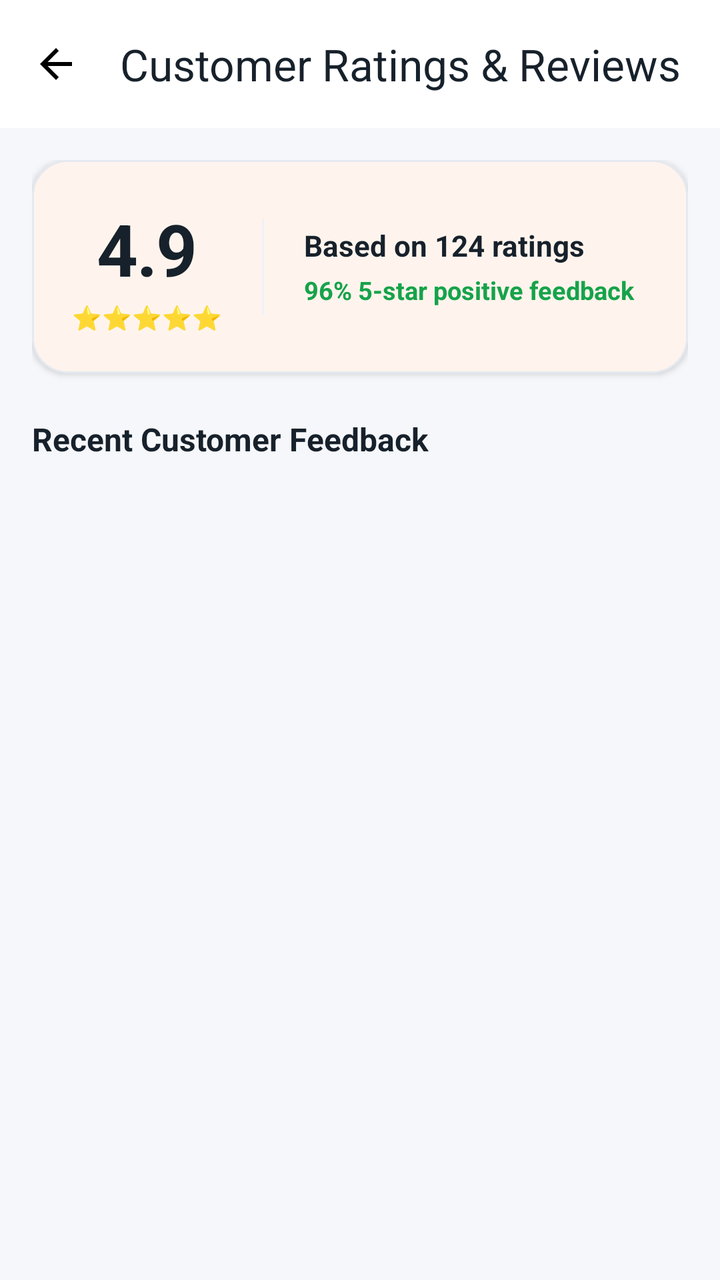
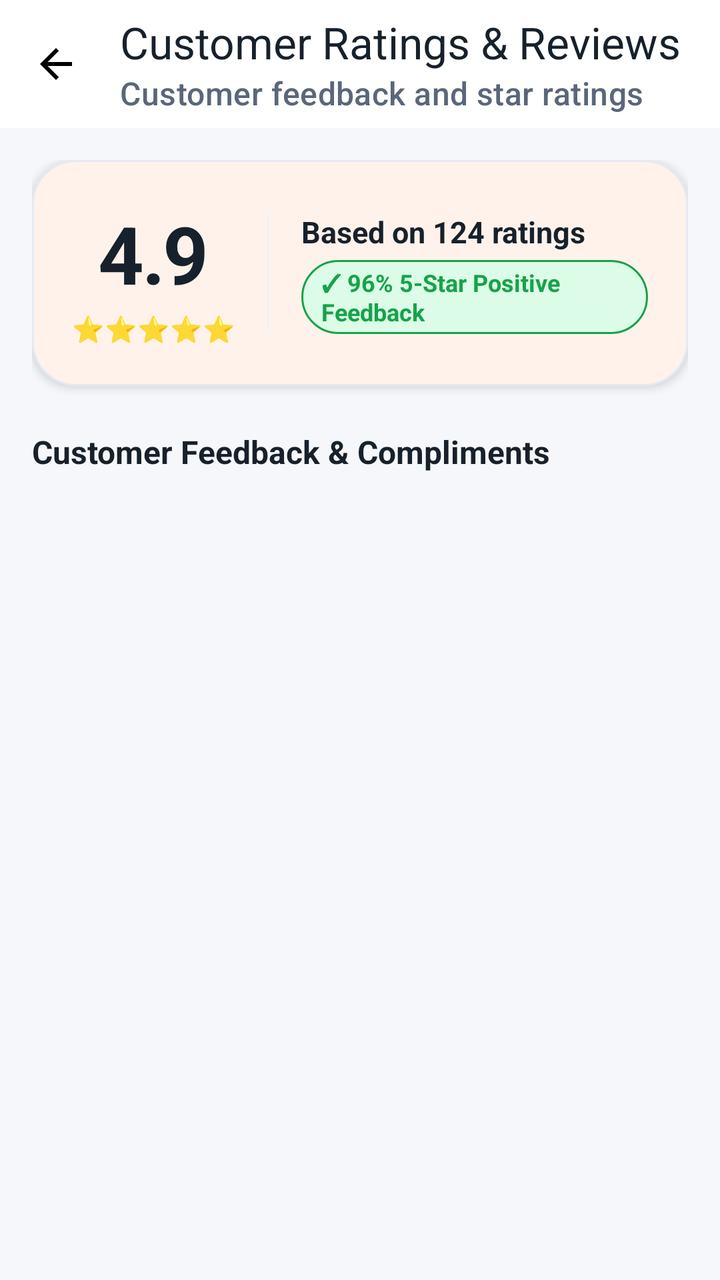

An Android layout rendered at two revisions. The XML below is the earlier revision; the diff shows what the commit changed to produce the second picture.
<!-- AndroidManifest.xml: application theme Theme.AKRHunger -->
<!-- res/layout/activity_reviews.xml -->
<?xml version="1.0" encoding="utf-8"?>
<androidx.coordinatorlayout.widget.CoordinatorLayout
    xmlns:android="http://schemas.android.com/apk/res/android"
    xmlns:app="http://schemas.android.com/apk/res-auto"
    android:layout_width="match_parent"
    android:layout_height="match_parent"
    android:background="@color/background">

    
    <com.google.android.material.appbar.AppBarLayout
        android:layout_width="match_parent"
        android:layout_height="wrap_content"
        android:background="@color/surface"
        app:elevation="2dp">

        <androidx.appcompat.widget.Toolbar
            android:id="@+id/toolbar_reviews"
            android:layout_width="match_parent"
            android:layout_height="?attr/actionBarSize"
            app:navigationIcon="@drawable/ic_back"
            app:title="Customer Ratings &amp; Reviews"
            app:titleTextColor="@color/text_primary" />
    </com.google.android.material.appbar.AppBarLayout>

    <LinearLayout
        android:layout_width="match_parent"
        android:layout_height="match_parent"
        android:orientation="vertical"
        android:padding="16dp"
        app:layout_behavior="@string/appbar_scrolling_view_behavior">

        
        <com.google.android.material.card.MaterialCardView
            android:layout_width="match_parent"
            android:layout_height="wrap_content"
            app:cardCornerRadius="18dp"
            app:cardElevation="2dp"
            app:strokeColor="@color/card_border"
            app:strokeWidth="1dp"
            app:cardBackgroundColor="@color/surface">

            <LinearLayout
                android:layout_width="match_parent"
                android:layout_height="wrap_content"
                android:orientation="horizontal"
                android:padding="20dp"
                android:gravity="center_vertical">

                <LinearLayout
                    android:layout_width="wrap_content"
                    android:layout_height="wrap_content"
                    android:orientation="vertical"
                    android:gravity="center">

                    <TextView
                        android:id="@+id/tv_reviews_average"
                        android:layout_width="wrap_content"
                        android:layout_height="wrap_content"
                        android:text="4.9"
                        android:textColor="@color/text_primary"
                        android:textSize="36sp"
                        android:textStyle="bold"
                        android:letterSpacing="-0.02" />

                    <TextView
                        android:layout_width="wrap_content"
                        android:layout_height="wrap_content"
                        android:layout_marginTop="2dp"
                        android:text="⭐⭐⭐⭐⭐"
                        android:textSize="12sp" />
                </LinearLayout>

                <View
                    android:layout_width="1dp"
                    android:layout_height="48dp"
                    android:layout_marginHorizontal="20dp"
                    android:background="@color/divider" />

                <LinearLayout
                    android:layout_width="0dp"
                    android:layout_height="wrap_content"
                    android:layout_weight="1"
                    android:orientation="vertical">

                    <TextView
                        android:id="@+id/tv_reviews_count"
                        android:layout_width="wrap_content"
                        android:layout_height="wrap_content"
                        android:text="Based on 124 ratings"
                        android:textColor="@color/text_primary"
                        android:textSize="14.5sp"
                        android:textStyle="bold" />

                    <TextView
                        android:id="@+id/tv_reviews_five_star"
                        android:layout_width="wrap_content"
                        android:layout_height="wrap_content"
                        android:layout_marginTop="4dp"
                        android:text="96% 5-star positive feedback"
                        android:textColor="@color/veg_green"
                        android:textSize="12.5sp"
                        android:textStyle="bold" />
                </LinearLayout>
            </LinearLayout>
        </com.google.android.material.card.MaterialCardView>

        <TextView
            android:layout_width="wrap_content"
            android:layout_height="wrap_content"
            android:layout_marginTop="22dp"
            android:layout_marginBottom="12dp"
            android:text="Recent Customer Feedback"
            android:textColor="@color/text_primary"
            android:textSize="16sp"
            android:textStyle="bold" />

        <androidx.recyclerview.widget.RecyclerView
            android:id="@+id/rv_reviews_list"
            android:layout_width="match_parent"
            android:layout_height="match_parent"
            android:clipToPadding="false"
            android:paddingBottom="16dp" />

        <TextView
            android:id="@+id/tv_empty_reviews"
            android:layout_width="match_parent"
            android:layout_height="wrap_content"
            android:layout_marginTop="40dp"
            android:text="No customer reviews received yet."
            android:textAlignment="center"
            android:textColor="@color/text_hint"
            android:textSize="14sp"
            android:visibility="gone" />

    </LinearLayout>
</androidx.coordinatorlayout.widget.CoordinatorLayout>
<!-- resources referenced by this layout -->
<resources>
  <color name="background">#F5F7FA</color>
  <color name="card_border">#E5E9F0</color>
  <color name="divider">#EDF1F7</color>
  <color name="surface">#FFFFFF</color>
  <color name="text_hint">#9CA8B8</color>
  <color name="text_primary">#17212B</color>
  <color name="veg_green">#16A34A</color>
  <!-- drawable ic_back (drawable) -->
  <vector xmlns:android="http://schemas.android.com/apk/res/android"
      android:width="24dp"
      android:height="24dp"
      android:viewportWidth="24"
      android:viewportHeight="24">
      <path
          android:fillColor="#FF000000"
          android:pathData="M20,11H7.83l5.59,-5.59L12,4l-8,8 8,8 1.41,-1.41L7.83,13H20v-2z"/>
  </vector>
  <color name="primary">#FF6B00</color>
  <color name="primary_dark">#E85D04</color>
  <color name="on_primary">#FFFFFF</color>
  <color name="secondary">#E9A23B</color>
  <color name="on_secondary">#17212B</color>
  <color name="on_surface">#17212B</color>
  <color name="surface_variant">#EEF2F6</color>
  <color name="text_secondary">#5A667A</color>
  <style name="ThemeOverlay.AKR.BottomSheetDialog" parent="ThemeOverlay.Material3.BottomSheetDialog">
          <item name="bottomSheetStyle">@style/Widget.AKR.BottomSheet</item>
      </style>
  <style name="ShapeAppearance.AKR.Dialog" parent="">
          <item name="cornerFamily">rounded</item>
          <item name="cornerSize">24dp</item>
      </style>
  <style name="TextAppearance.AKR.Dialog.Title" parent="MaterialAlertDialog.Material3.Title.Text">
          <item name="android:textColor">@color/text_primary</item>
          <item name="android:textSize">19sp</item>
          <item name="android:fontFamily">sans-serif-black</item>
      </style>
  <style name="TextAppearance.AKR.Dialog.Body" parent="MaterialAlertDialog.Material3.Body.Text">
          <item name="android:textColor">@color/text_secondary</item>
          <item name="android:textSize">14sp</item>
          <item name="android:fontFamily">sans-serif</item>
          <item name="android:lineSpacingMultiplier">1.3</item>
      </style>
  <style name="Widget.AKR.Dialog.Button.Positive" parent="Widget.Material3.Button.TextButton.Dialog">
          <item name="android:textColor">@color/primary</item>
          <item name="android:fontFamily">sans-serif-bold</item>
          <item name="android:textSize">14sp</item>
          <item name="android:textAllCaps">false</item>
          <item name="cornerRadius">18dp</item>
      </style>
  <style name="Widget.AKR.Dialog.Button.Neutral" parent="Widget.Material3.Button.TextButton.Dialog">
          <item name="android:textColor">@color/info</item>
          <item name="android:fontFamily">sans-serif-bold</item>
          <item name="android:textSize">14sp</item>
          <item name="android:textAllCaps">false</item>
          <item name="cornerRadius">18dp</item>
      </style>
  <style name="Widget.AKR.BottomSheet" parent="Widget.Material3.BottomSheet">
          <item name="shapeAppearanceOverlay">@style/ShapeAppearance.AKR.BottomSheet</item>
          <item name="backgroundTint">@color/surface</item>
      </style>
  <color name="info">#2563EB</color>
  <style name="ShapeAppearance.AKR.BottomSheet" parent="">
          <item name="cornerFamily">rounded</item>
          <item name="cornerSizeTopLeft">28dp</item>
          <item name="cornerSizeTopRight">28dp</item>
      </style>
  <!-- unchanged entries left out for length: 3 -->
</resources>

<!-- the commit's change to res/layout/activity_reviews.xml (unified diff, before → after) -->
@@ -19,118 +19,139 @@
             android:layout_height="?attr/actionBarSize"
             app:navigationIcon="@drawable/ic_back"
             app:title="Customer Ratings &amp; Reviews"
-            app:titleTextColor="@color/text_primary" />
+            app:titleTextColor="@color/text_primary"
+            app:subtitle="Customer feedback and star ratings"
+            app:subtitleTextColor="@color/text_secondary" />
     </com.google.android.material.appbar.AppBarLayout>
 
-    <LinearLayout
+    <androidx.core.widget.NestedScrollView
         android:layout_width="match_parent"
         android:layout_height="match_parent"
-        android:orientation="vertical"
-        android:padding="16dp"
+        android:fillViewport="true"
         app:layout_behavior="@string/appbar_scrolling_view_behavior">
 
-        
-        <com.google.android.material.card.MaterialCardView
+        <LinearLayout
             android:layout_width="match_parent"
             android:layout_height="wrap_content"
-            app:cardCornerRadius="18dp"
-            app:cardElevation="2dp"
-            app:strokeColor="@color/card_border"
-            app:strokeWidth="1dp"
-            app:cardBackgroundColor="@color/surface">
+            android:orientation="vertical"
+            android:padding="16dp">
 
-            <LinearLayout
+            
+            <com.google.android.material.card.MaterialCardView
                 android:layout_width="match_parent"
                 android:layout_height="wrap_content"
-                android:orientation="horizontal"
-                android:padding="20dp"
-                android:gravity="center_vertical">
+                app:cardCornerRadius="22dp"
+                app:cardElevation="3dp"
+                app:strokeColor="@color/card_border"
+                app:strokeWidth="1dp"
+                app:cardBackgroundColor="@color/surface">
 
                 <LinearLayout
-                    android:layout_width="wrap_content"
+                    android:layout_width="match_parent"
                     android:layout_height="wrap_content"
                     android:orientation="vertical"
-                    android:gravity="center">
+                    android:padding="20dp">
 
-                    <TextView
-                        android:id="@+id/tv_reviews_average"
-                        android:layout_width="wrap_content"
+                    <LinearLayout
+                        android:layout_width="match_parent"
                         android:layout_height="wrap_content"
-                        android:text="4.9"
-                        android:textColor="@color/text_primary"
-                        android:textSize="36sp"
-                        android:textStyle="bold"
-                        android:letterSpacing="-0.02" />
+                        android:orientation="horizontal"
+                        android:gravity="center_vertical">
 
-                    <TextView
-                        android:layout_width="wrap_content"
-                        android:layout_height="wrap_content"
-                        android:layout_marginTop="2dp"
-                        android:text="⭐⭐⭐⭐⭐"
-                        android:textSize="12sp" />
+                        
+                        <LinearLayout
+                            android:layout_width="wrap_content"
+                            android:layout_height="wrap_content"
+                            android:orientation="vertical"
+                            android:gravity="center"
+                            android:paddingEnd="16dp">
+
+                            <TextView
+                                android:id="@+id/tv_reviews_average"
+                                android:layout_width="wrap_content"
+                                android:layout_height="wrap_content"
+                                android:text="4.9"
+                                android:textColor="@color/text_primary"
+                                android:textSize="40sp"
+                                android:textStyle="bold"
+                                android:letterSpacing="-0.03" />
+
+                            <TextView
+                                android:layout_width="wrap_content"
+                                android:layout_height="wrap_content"
+                                android:layout_marginTop="2dp"
+                                android:text="⭐⭐⭐⭐⭐"
+                                android:textSize="13sp" />
+                        </LinearLayout>
+
+                        <View
+                            android:layout_width="1dp"
+                            android:layout_height="56dp"
+                            android:background="@color/divider" />
+
+                        <LinearLayout
+                            android:layout_width="0dp"
+                            android:layout_height="wrap_content"
+                            android:layout_weight="1"
+                            android:layout_marginStart="16dp"
+                            android:orientation="vertical">
+
+                            <TextView
+                                android:id="@+id/tv_reviews_count"
+                                android:layout_width="wrap_content"
+                                android:layout_height="wrap_content"
+                                android:text="Based on 124 ratings"
+                                android:textColor="@color/text_primary"
+                                android:textSize="15sp"
+                                android:textStyle="bold" />
+
+                            <TextView
+                                android:id="@+id/tv_reviews_five_star"
+                                android:layout_width="wrap_content"
+                                android:layout_height="wrap_content"
+                                android:layout_marginTop="4dp"
+                                android:background="@drawable/bg_pill_emerald_soft"
+                                android:paddingHorizontal="10dp"
+                                android:paddingVertical="3dp"
+                                android:text="✓ 96% 5-Star Positive Feedback"
+                                android:textColor="@color/veg_green"
+                                android:textSize="12sp"
+                                android:textStyle="bold" />
+                        </LinearLayout>
+                    </LinearLayout>
                 </LinearLayout>
+            </com.google.android.material.card.MaterialCardView>
 
-                <View
-                    android:layout_width="1dp"
-                    android:layout_height="48dp"
-                    android:layout_marginHorizontal="20dp"
-                    android:background="@color/divider" />
+            
+            <TextView
+                android:layout_width="wrap_content"
+                android:layout_height="wrap_content"
+                android:layout_marginTop="22dp"
+                android:layout_marginBottom="12dp"
+                android:text="Customer Feedback &amp; Compliments"
+                android:textColor="@color/text_primary"
+                android:textSize="16sp"
+                android:textStyle="bold" />
 
-                <LinearLayout
-                    android:layout_width="0dp"
-                    android:layout_height="wrap_content"
-                    android:layout_weight="1"
-                    android:orientation="vertical">
+            <androidx.recyclerview.widget.RecyclerView
+                android:id="@+id/rv_reviews_list"
+                android:layout_width="match_parent"
+                android:layout_height="wrap_content"
+                android:nestedScrollingEnabled="false"
+                android:clipToPadding="false"
+                android:paddingBottom="24dp" />
 
-                    <TextView
-                        android:id="@+id/tv_reviews_count"
-                        android:layout_width="wrap_content"
-                        android:layout_height="wrap_content"
-                        android:text="Based on 124 ratings"
-                        android:textColor="@color/text_primary"
-                        android:textSize="14.5sp"
-                        android:textStyle="bold" />
+            <TextView
+                android:id="@+id/tv_empty_reviews"
+                android:layout_width="match_parent"
+                android:layout_height="wrap_content"
+                android:layout_marginTop="40dp"
+                android:text="No customer reviews received yet. Complete deliveries with polite service to get 5-star ratings!"
+                android:textAlignment="center"
+                android:textColor="@color/text_hint"
+                android:textSize="13.5sp"
+                android:visibility="gone" />
 
-                    <TextView
-                        android:id="@+id/tv_reviews_five_star"
-                        android:layout_width="wrap_content"
-                        android:layout_height="wrap_content"
-                        android:layout_marginTop="4dp"
-                        android:text="96% 5-star positive feedback"
-                        android:textColor="@color/veg_green"
-                        android:textSize="12.5sp"
-                        android:textStyle="bold" />
-                </LinearLayout>
-            </LinearLayout>
-        </com.google.android.material.card.MaterialCardView>
-
-        <TextView
-            android:layout_width="wrap_content"
-            android:layout_height="wrap_content"
-            android:layout_marginTop="22dp"
-            android:layout_marginBottom="12dp"
-            android:text="Recent Customer Feedback"
-            android:textColor="@color/text_primary"
-            android:textSize="16sp"
-            android:textStyle="bold" />
-
-        <androidx.recyclerview.widget.RecyclerView
-            android:id="@+id/rv_reviews_list"
-            android:layout_width="match_parent"
-            android:layout_height="match_parent"
-            android:clipToPadding="false"
-            android:paddingBottom="16dp" />
-
-        <TextView
-            android:id="@+id/tv_empty_reviews"
-            android:layout_width="match_parent"
-            android:layout_height="wrap_content"
-            android:layout_marginTop="40dp"
-            android:text="No customer reviews received yet."
-            android:textAlignment="center"
-            android:textColor="@color/text_hint"
-            android:textSize="14sp"
-            android:visibility="gone" />
-
-    </LinearLayout>
+        </LinearLayout>
+    </androidx.core.widget.NestedScrollView>
 </androidx.coordinatorlayout.widget.CoordinatorLayout>
<!-- resource entries referenced after the edit -->
@@ -7,6 +7,14 @@
   <color name="text_hint">#9CA8B8</color>
   <color name="text_primary">#17212B</color>
   <color name="veg_green">#16A34A</color>
+  <!-- drawable bg_pill_emerald_soft (drawable) -->
+  <?xml version="1.0" encoding="utf-8"?>
+  <shape xmlns:android="http://schemas.android.com/apk/res/android"
+      android:shape="rectangle">
+      <corners android:radius="999dp" />
+      <solid android:color="@color/success_light" />
+      <stroke android:width="1dp" android:color="@color/success" />
+  </shape>
   <!-- drawable ic_back (drawable) -->
   <vector xmlns:android="http://schemas.android.com/apk/res/android"
       android:width="24dp"
@@ -17,6 +25,8 @@
           android:fillColor="#FF000000"
           android:pathData="M20,11H7.83l5.59,-5.59L12,4l-8,8 8,8 1.41,-1.41L7.83,13H20v-2z"/>
   </vector>
+  <color name="success_light">#DCFCE7</color>
+  <color name="success">#16A34A</color>
   <color name="primary">#FF6B00</color>
   <color name="primary_dark">#E85D04</color>
   <color name="on_primary">#FFFFFF</color>
